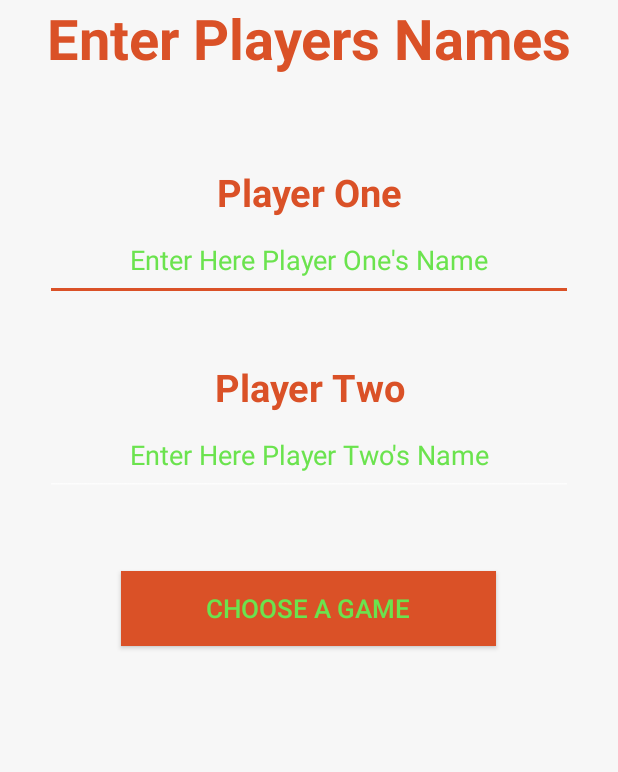
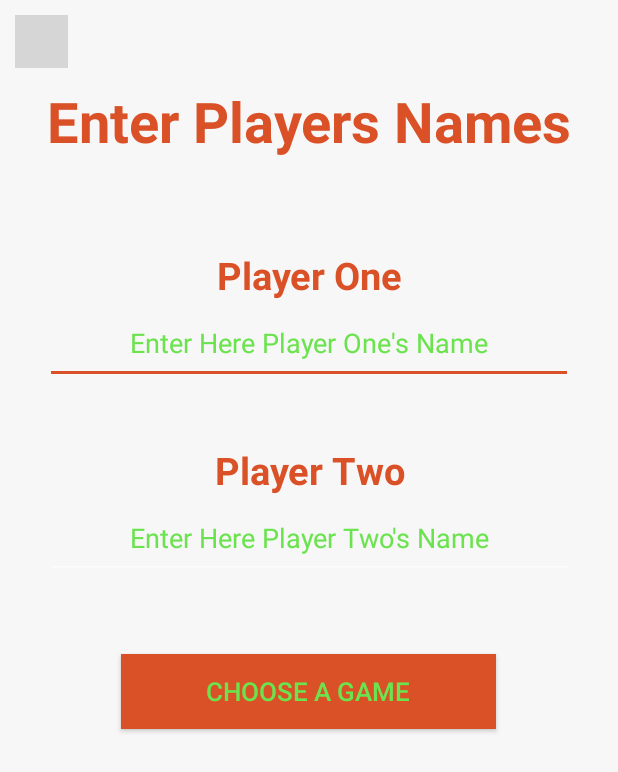
Before and after one commit to benjika/DiceOlympics, an Android app: the screen it shows after launch (InputNames), after a tap on "TWO PLAYERS", on a phone screen of 412 x 824 dp. Shown: the top 772 px of the screen. Run offline under Robolectric (Android 15) with nearby library versions, the phone set to English and light mode, and no system bars; grey boxes are pictures that could not be loaded.

Commit message:
-need to add mute button  to all screens -to fix GameFunction.rolldice function

```diff
--- a/app/src/main/java/com/example/beni/diceolympics/AppEntrance.java
+++ b/app/src/main/java/com/example/beni/diceolympics/AppEntrance.java
@@ -8,6 +8,7 @@ import android.support.v7.app.AppCompatActivity;
 import android.os.Bundle;
 import android.view.View;
 import android.widget.Button;
+import android.widget.ImageButton;
 import android.widget.Toast;
 
 public class AppEntrance extends AppCompatActivity {
@@ -20,6 +21,10 @@ public class AppEntrance extends AppCompatActivity {
         Button btnOnePlayer = (Button) findViewById(R.id.app_btn_singlePlayers);
         Button btnTwoPlayers = (Button) findViewById(R.id.app_btn_twoPlayers);
         Button btnExitApp = (Button) findViewById(R.id.app_btn_exitApp);
+        final ImageButton btnMute = (ImageButton) findViewById(R.id.app_btn_mute);
+
+        if(Sounds.getIsMute()) btnMute.setImageResource(R.drawable.mute);
+        else btnMute.setImageResource(R.drawable.unmute);
 
         final MediaPlayer buttonClickSound = MediaPlayer.create(AppEntrance.this, R.raw.buttonpress);
 
@@ -71,6 +76,13 @@ public class AppEntrance extends AppCompatActivity {
                 dialog.show();
             }
         });
+
+        btnMute.setOnClickListener(new View.OnClickListener() {
+            @Override
+            public void onClick(View v) {
+                Sounds.buttonMutePress(btnMute);
+            }
+        });
     }
 
 
--- a/app/src/main/java/com/example/beni/diceolympics/InputNames.java
+++ b/app/src/main/java/com/example/beni/diceolympics/InputNames.java
@@ -7,26 +7,29 @@ import android.os.Bundle;
 import android.view.View;
 import android.widget.Button;
 import android.widget.EditText;
+import android.widget.ImageButton;
 import android.widget.Toast;
 
 public class InputNames extends AppCompatActivity {
 
-    Button btnStartGame;
-    EditText playerOneName;
-    EditText playerTwoName;
 
     @Override
     protected void onCreate(Bundle savedInstanceState) {
         super.onCreate(savedInstanceState);
         setContentView(R.layout.activity_input_names);
-        btnStartGame = (Button) findViewById(R.id.btnStartEnterNames);
 
-        playerOneName = (EditText) findViewById(R.id.PlayerOneInput);
-        playerTwoName = (EditText) findViewById(R.id.PlayerTwoInput);
+        Button btnChooseGame = (Button) findViewById(R.id.InputNames_btn_chooseGame);
+        final ImageButton btnMute = (ImageButton)findViewById(R.id.inputNames_btn_mute);
+
+        if(Sounds.getIsMute()) btnMute.setImageResource(R.drawable.mute);
+        else btnMute.setImageResource(R.drawable.unmute);
+
+        final EditText playerOneName = (EditText) findViewById(R.id.PlayerOneInput);
+        final EditText playerTwoName = (EditText) findViewById(R.id.PlayerTwoInput);
 
         final MediaPlayer buttonClickSound = MediaPlayer.create(InputNames.this, R.raw.buttonpress);
 
-        btnStartGame.setOnClickListener(new View.OnClickListener() {
+        btnChooseGame.setOnClickListener(new View.OnClickListener() {
             @Override
             public void onClick(View view) {
 
@@ -81,6 +84,13 @@ public class InputNames extends AppCompatActivity {
                 }
             }
         });
+
+        btnMute.setOnClickListener(new View.OnClickListener() {
+            @Override
+            public void onClick(View v) {
+                Sounds.buttonMutePress(btnMute);
+            }
+        });
     }
 
     public boolean StringCheck(String name) {
--- a/app/src/main/res/layout/activity_input_names.xml
+++ b/app/src/main/res/layout/activity_input_names.xml
@@ -1,6 +1,5 @@
 <?xml version="1.0" encoding="utf-8"?>
 <LinearLayout xmlns:android="http://schemas.android.com/apk/res/android"
-    xmlns:app="http://schemas.android.com/apk/res-auto"
     xmlns:tools="http://schemas.android.com/tools"
     android:layout_width="match_parent"
     android:layout_height="match_parent"
@@ -9,6 +8,16 @@
     android:orientation="vertical"
     tools:context="com.example.beni.diceolympics.InputNames">
 
+    <ImageButton
+        android:id="@+id/inputNames_btn_mute"
+        android:layout_width="35dp"
+        android:layout_height="35dp"
+        android:layout_marginStart="10dp"
+        android:layout_marginTop="10dp"
+        android:layout_marginBottom="10dp"
+        android:layout_gravity="start"
+        android:background="@color/colorPrimary"
+        android:src="@drawable/unmute" />
 
     <TextView
         android:id="@+id/EnterPlayersNames"
@@ -68,7 +77,7 @@
         android:textColorHint="@color/colorPrimaryDark" />
 
     <Button
-        android:id="@+id/btnStartEnterNames"
+        android:id="@+id/InputNames_btn_chooseGame"
         android:layout_width="250dp"
         android:layout_height="50dp"
         android:layout_marginTop="50dp"
```
Also changed, not shown: app/src/main/java/com/example/beni/diceolympics/ChooseGame.java (+12 -1 lines), app/src/main/java/com/example/beni/diceolympics/MidnightEntrance.java (+12 -0 lines), app/src/main/java/com/example/beni/diceolympics/PigdiceGame.java (+7 -7 lines), app/src/main/java/com/example/beni/diceolympics/Sounds.java (+14 -3 lines), app/src/main/res/layout/activity_app_entrance.xml (+17 -4 lines), app/src/main/res/layout/activity_choose_game.xml (+20 -7 lines), app/src/main/res/layout/activity_midnight_entrance.xml (+20 -5 lines).
